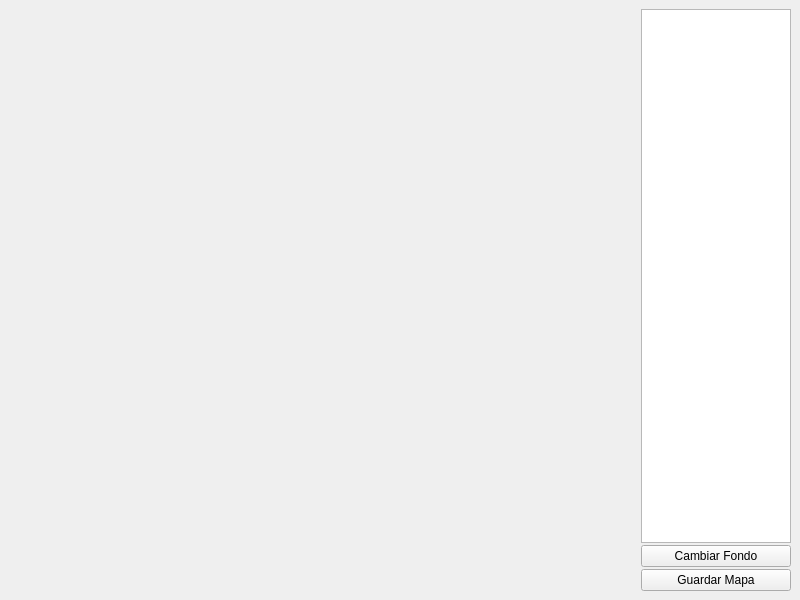
Old version of the form src/editor_niveles/mainwindow.ui in the repository Hernandsv01/taller-grupal.
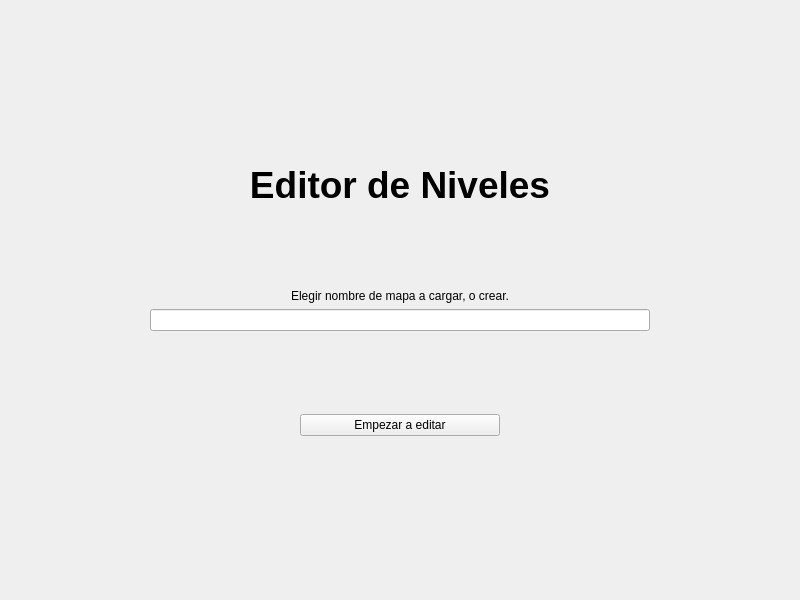
New version of the form.

Commit message: Agregado nueva pantalla para elegir mapa

Diff of the .ui file:
```diff
--- a/src/editor_niveles/mainwindow.ui
+++ b/src/editor_niveles/mainwindow.ui
@@ -15,6 +15,182 @@
         </property>
         <widget class="QWidget" name="centralwidget">
             <layout class="QHBoxLayout" name="horizontalLayout">
+                <property name="leftMargin">
+                    <number>0</number>
+                </property>
+                <property name="topMargin">
+                    <number>0</number>
+                </property>
+                <property name="rightMargin">
+                    <number>0</number>
+                </property>
+                <property name="bottomMargin">
+                    <number>0</number>
+                </property>
+                <item>
+                    <widget class="QStackedWidget" name="stackedWidget">
+                        <property name="currentIndex">
+                            <number>0</number>
+                        </property>
+                        <widget class="QWidget" name="SeleccionarMapa">
+                            <layout class="QVBoxLayout" name="verticalLayout">
+                                <item>
+                                    <spacer name="verticalSpacer">
+                                        <property name="orientation">
+                                            <enum>Qt::Vertical</enum>
+                                        </property>
+                                        <property name="sizeHint" stdset="0">
+                                            <size>
+                                                <width>20</width>
+                                                <height>40</height>
+                                            </size>
+                                        </property>
+                                    </spacer>
+                                </item>
+                                <item>
+                                    <spacer name="verticalSpacer_6">
+                                        <property name="orientation">
+                                            <enum>Qt::Vertical</enum>
+                                        </property>
+                                        <property name="sizeHint" stdset="0">
+                                            <size>
+                                                <width>20</width>
+                                                <height>40</height>
+                                            </size>
+                                        </property>
+                                    </spacer>
+                                </item>
+                                <item>
+                                    <widget class="QLabel" name="label">
+                                        <property name="font">
+                                            <font>
+                                                <family>Ubuntu</family>
+                                                <pointsize>28</pointsize>
+                                                <weight>75</weight>
+                                                <bold>true</bold>
+                                            </font>
+                                        </property>
+                                        <property name="text">
+                                            <string>Editor de Niveles</string>
+                                        </property>
+                                        <property name="alignment">
+                                            <set>Qt::AlignCenter</set>
+                                        </property>
+                                    </widget>
+                                </item>
+                                <item>
+                                    <spacer name="verticalSpacer_2">
+                                        <property name="orientation">
+                                            <enum>Qt::Vertical</enum>
+                                        </property>
+                                        <property name="sizeHint" stdset="0">
+                                            <size>
+                                                <width>20</width>
+                                                <height>40</height>
+                                            </size>
+                                        </property>
+                                    </spacer>
+                                </item>
+                                <item>
+                                    <layout class="QHBoxLayout" name="horizontalLayout_2">
+                                        <property name="bottomMargin">
+                                            <number>0</number>
+                                        </property>
+                                        <item>
+                                            <widget class="QLabel" name="label_2">
+                                                <property name="text">
+                                                    <string>Elegir nombre de mapa a cargar, o crear.</string>
+                                                </property>
+                                                <property name="alignment">
+                                                    <set>Qt::AlignCenter</set>
+                                                </property>
+                                            </widget>
+                                        </item>
+                                    </layout>
+                                </item>
+                                <item>
+                                    <layout class="QHBoxLayout" name="horizontalLayout_3">
+                                        <property name="bottomMargin">
+                                            <number>0</number>
+                                        </property>
+                                        <item>
+                                            <widget class="QLineEdit" name="mapNameInput">
+                                                <property name="maximumSize">
+                                                    <size>
+                                                        <width>500</width>
+                                                        <height>16777215</height>
+                                                    </size>
+                                                </property>
+                                                <property name="alignment">
+                                                    <set>Qt::AlignCenter</set>
+                                                </property>
+                                            </widget>
+                                        </item>
+                                    </layout>
+                                </item>
+                                <item>
+                                    <spacer name="verticalSpacer_4">
+                                        <property name="orientation">
+                                            <enum>Qt::Vertical</enum>
+                                        </property>
+                                        <property name="sizeHint" stdset="0">
+                                            <size>
+                                                <width>20</width>
+                                                <height>40</height>
+                                            </size>
+                                        </property>
+                                    </spacer>
+                                </item>
+                                <item>
+                                    <layout class="QHBoxLayout" name="horizontalLayout_4">
+                                        <property name="bottomMargin">
+                                            <number>0</number>
+                                        </property>
+                                        <item>
+                                            <widget class="QPushButton" name="loadMapEditorButton">
+                                                <property name="maximumSize">
+                                                    <size>
+                                                        <width>200</width>
+                                                        <height>16777215</height>
+                                                    </size>
+                                                </property>
+                                                <property name="text">
+                                                    <string>Empezar a editar</string>
+                                                </property>
+                                            </widget>
+                                        </item>
+                                    </layout>
+                                </item>
+                                <item>
+                                    <spacer name="verticalSpacer_5">
+                                        <property name="orientation">
+                                            <enum>Qt::Vertical</enum>
+                                        </property>
+                                        <property name="sizeHint" stdset="0">
+                                            <size>
+                                                <width>20</width>
+                                                <height>40</height>
+                                            </size>
+                                        </property>
+                                    </spacer>
+                                </item>
+                                <item>
+                                    <spacer name="verticalSpacer_3">
+                                        <property name="orientation">
+                                            <enum>Qt::Vertical</enum>
+                                        </property>
+                                        <property name="sizeHint" stdset="0">
+                                            <size>
+                                                <width>20</width>
+                                                <height>40</height>
+                                            </size>
+                                        </property>
+                                    </spacer>
+                                </item>
+                            </layout>
+                        </widget>
+                        <widget class="QWidget" name="EditarMapa">
+                            <layout class="QHBoxLayout" name="horizontalLayout">
                 <item>
                     <widget class="QWidget" name="editorContainer" native="true">
                         <property name="sizePolicy">
@@ -26,16 +202,7 @@
                     </widget>
                 </item>
                 <item>
-                    <layout class="QVBoxLayout" name="verticalLayout">
-                        <property name="spacing">
-                            <number>2</number>
-                        </property>
-                        <property name="sizeConstraint">
-                            <enum>QLayout::SetMinimumSize</enum>
-                        </property>
-                        <property name="leftMargin">
-                            <number>0</number>
-                        </property>
+                                    <layout class="QVBoxLayout" name="verticalLayout_2">
                         <item>
                             <widget class="QListView" name="listView">
                                 <property name="sizePolicy">
@@ -53,7 +220,8 @@
                             </widget>
                         </item>
                         <item>
-                            <widget class="QPushButton" name="changeBackgroundButton">
+                                            <widget class="QPushButton"
+                                                name="changeBackgroundButton">
                                 <property name="text">
                                     <string>Cambiar Fondo</string>
                                 </property>
@@ -66,7 +234,18 @@
                                 </property>
                             </widget>
                         </item>
-                    </layout>
+                                        <item>
+                                            <widget class="QPushButton" name="goBackButton">
+                                                <property name="text">
+                                                    <string>Volver a Seleccion</string>
+                                                </property>
+                                            </widget>
+                                        </item>
+                                    </layout>
+                                </item>
+                            </layout>
+                        </widget>
+                    </widget>
                 </item>
             </layout>
         </widget>
```
Left out of the diff: 5 changed lines with no effect on the pictures. Lines whose indentation alone changed are shown as unchanged. The commit also changes 4 other files.
